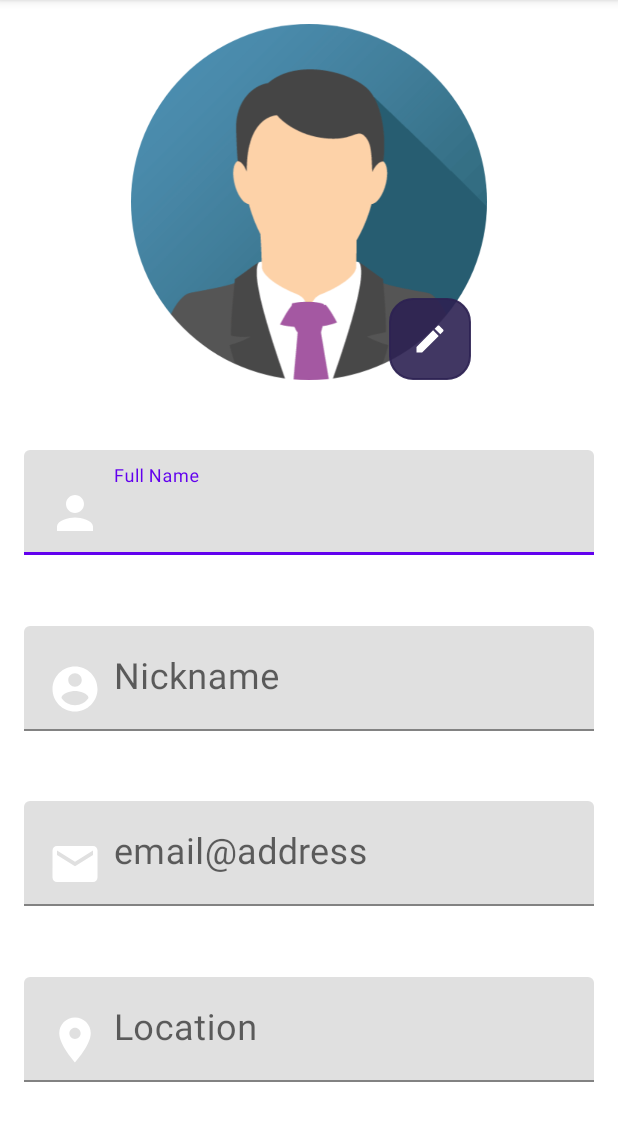
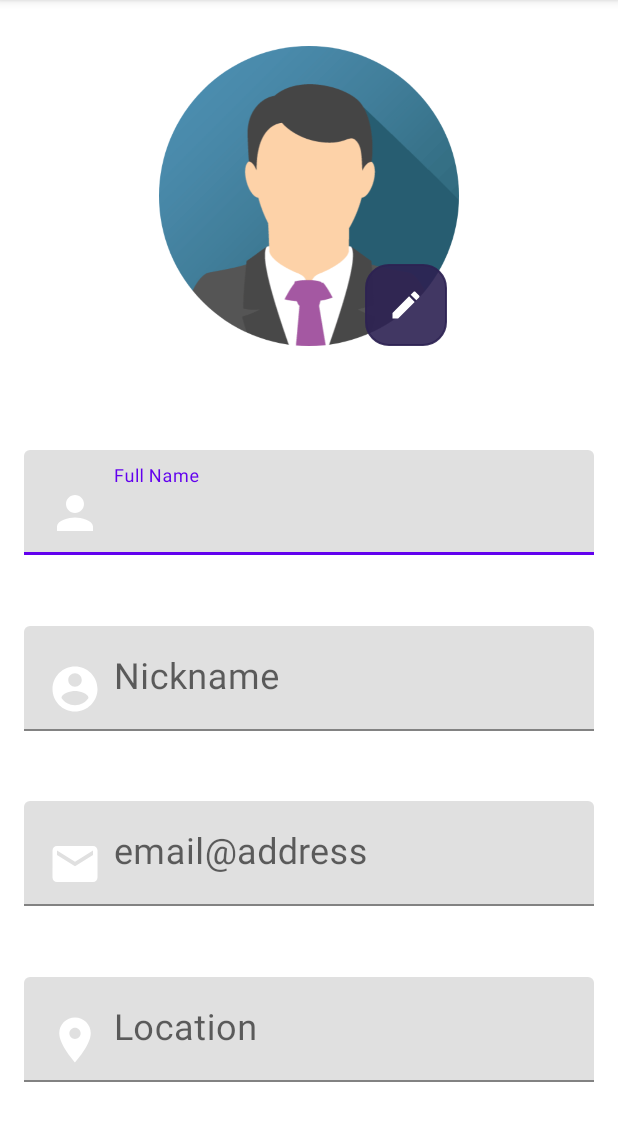
Before and after one commit to peppehermes/splinter-sell, an Android app: the fragment EditProfile shown on its own in the app's theme, on a phone screen of 412 x 824 dp, the part 84-1225 px from its top. Run offline under Robolectric (Android 15) with nearby library versions, the phone set to English and light mode, and no system bars.

Commit message:
Added ScrollView to EditProfile views.

```diff
--- a/app/src/main/res/layout-land/fragment_edit_profile.xml
+++ b/app/src/main/res/layout-land/fragment_edit_profile.xml
@@ -1,9 +1,17 @@
 <?xml version="1.0" encoding="utf-8"?>
-<androidx.constraintlayout.widget.ConstraintLayout xmlns:android="http://schemas.android.com/apk/res/android"
+
+<ScrollView xmlns:android="http://schemas.android.com/apk/res/android"
     xmlns:app="http://schemas.android.com/apk/res-auto"
     xmlns:tools="http://schemas.android.com/tools"
+    android:layout_height="match_parent"
     android:layout_width="match_parent"
-    android:layout_height="match_parent"
+    android:id="@+id/scroll_edit_profile"
+    android:fillViewport="true"
+    >
+
+<androidx.constraintlayout.widget.ConstraintLayout
+    android:layout_width="match_parent"
+    android:layout_height="wrap_content"
     tools:context=".ui.profile_edit.EditProfile">
 
     <androidx.constraintlayout.widget.Guideline
@@ -53,9 +61,7 @@
             android:hint="@string/fname"
             android:importantForAutofill="no"
             android:inputType="textPersonName"
-            android:textColor="@color/white_FOCUS"
-            android:textColorHint="@color/second_grey_ACTIVE_UNFOCUS"
-            android:textSize="16sp" />
+            android:textSize="24sp" />
 
 
     </com.google.android.material.textfield.TextInputLayout>
@@ -82,9 +88,7 @@
             android:hint="@string/nick"
             android:importantForAutofill="no"
             android:inputType="text"
-            android:textColor="@color/white_FOCUS"
-            android:textColorHint="@color/second_grey_ACTIVE_UNFOCUS"
-            android:textSize="16sp" />
+            android:textSize="24sp" />
 
 
     </com.google.android.material.textfield.TextInputLayout>
@@ -112,9 +116,7 @@
             android:hint="@string/mail"
             android:importantForAutofill="no"
             android:inputType="textEmailAddress"
-            android:textColor="@color/white_FOCUS"
-            android:textColorHint="@color/second_grey_ACTIVE_UNFOCUS"
-            android:textSize="16sp" />
+            android:textSize="24sp" />
 
     </com.google.android.material.textfield.TextInputLayout>
 
@@ -140,9 +142,7 @@
             android:hint="@string/location"
             android:importantForAutofill="no"
             android:inputType="textAutoCorrect|text|textAutoComplete|textPostalAddress"
-            android:textColor="@color/white_FOCUS"
-            android:textColorHint="@color/second_grey_ACTIVE_UNFOCUS"
-            android:textSize="16sp"
+            android:textSize="24sp"
             app:autoSizeTextType="uniform" />
 
 
@@ -166,3 +166,5 @@
         app:layout_constraintVertical_bias="0.944" />
 
 </androidx.constraintlayout.widget.ConstraintLayout>
+
+</ScrollView>
--- a/app/src/main/res/layout/fragment_edit_profile.xml
+++ b/app/src/main/res/layout/fragment_edit_profile.xml
@@ -1,9 +1,17 @@
 <?xml version="1.0" encoding="utf-8"?>
-<androidx.constraintlayout.widget.ConstraintLayout xmlns:android="http://schemas.android.com/apk/res/android"
+
+
+<ScrollView xmlns:android="http://schemas.android.com/apk/res/android"
     xmlns:app="http://schemas.android.com/apk/res-auto"
     xmlns:tools="http://schemas.android.com/tools"
+    android:layout_height="match_parent"
     android:layout_width="match_parent"
-    android:layout_height="match_parent"
+    android:id="@+id/scroll_edit_profile"
+    android:fillViewport="true">
+
+<androidx.constraintlayout.widget.ConstraintLayout
+    android:layout_width="match_parent"
+    android:layout_height="wrap_content"
     tools:context=".ui.profile_edit.EditProfile">
 
     <androidx.constraintlayout.widget.Guideline
@@ -15,6 +23,21 @@
         app:layout_constraintGuide_begin="0dp"
         app:layout_constraintGuide_percent="0.33"
         app:layout_constraintStart_toStartOf="parent" />
+
+
+    <ImageView
+        android:id="@+id/profile_photo"
+        android:layout_width="0dp"
+        android:layout_height="200dp"
+        android:layout_marginTop="16dp"
+        android:layout_marginBottom="8dp"
+        android:contentDescription="@string/profile_photo"
+        app:layout_constraintBottom_toTopOf="@+id/guideline_top"
+        app:layout_constraintDimensionRatio="1"
+        app:layout_constraintEnd_toEndOf="parent"
+        app:layout_constraintStart_toStartOf="parent"
+        app:layout_constraintTop_toTopOf="parent"
+        app:srcCompat="@drawable/img_avatar" />
 
 
     <com.google.android.material.textfield.TextInputLayout
@@ -39,8 +62,6 @@
             android:hint="@string/fname"
             android:importantForAutofill="no"
             android:inputType="textPersonName"
-            android:textColor="@color/white_FOCUS"
-            android:textColorHint="@color/second_grey_ACTIVE_UNFOCUS"
             android:textSize="24sp"/>
 
 
@@ -69,8 +90,6 @@
             android:hint="@string/nick"
             android:importantForAutofill="no"
             android:inputType="textShortMessage|text"
-            android:textColor="@color/white_FOCUS"
-            android:textColorHint="@color/second_grey_ACTIVE_UNFOCUS"
             android:textSize="24sp"
             />
 
@@ -101,8 +120,6 @@
             android:hint="@string/mail"
             android:importantForAutofill="no"
             android:inputType="textEmailAddress"
-            android:textColor="@color/white_FOCUS"
-            android:textColorHint="@color/second_grey_ACTIVE_UNFOCUS"
             android:textSize="24sp"/>
 
     </com.google.android.material.textfield.TextInputLayout>
@@ -131,27 +148,10 @@
             android:hint="@string/location"
             android:importantForAutofill="no"
             android:inputType="textAutoCorrect|textAutoComplete|textPostalAddress"
-            android:textColor="@color/white_FOCUS"
-            android:textColorHint="@color/second_grey_ACTIVE_UNFOCUS"
             android:textSize="24sp" />
 
 
     </com.google.android.material.textfield.TextInputLayout>
-
-
-
-    <ImageView
-        android:id="@+id/profile_photo"
-        android:layout_width="0dp"
-        android:layout_height="0dp"
-        android:layout_marginTop="16dp"
-        android:contentDescription="@string/profile_photo"
-        app:layout_constraintBottom_toTopOf="@+id/guideline_top"
-        app:layout_constraintDimensionRatio="1"
-        app:layout_constraintEnd_toEndOf="parent"
-        app:layout_constraintStart_toStartOf="parent"
-        app:layout_constraintTop_toTopOf="parent"
-        app:srcCompat="@drawable/img_avatar" />
 
     <ImageButton
         android:id="@+id/select_photo"
@@ -170,3 +170,5 @@
         app:layout_constraintVertical_bias="1.0" />
 
 </androidx.constraintlayout.widget.ConstraintLayout>
+
+</ScrollView>
--- a/app/src/main/res/values/colors.xml
+++ b/app/src/main/res/values/colors.xml
@@ -1,9 +1,13 @@
 <?xml version="1.0" encoding="utf-8"?>
 <resources>
     <color name="colorPrimary">#6200EE</color>
-    <color name="colorPrimaryDark">#2F009A</color>
+    <color name="colorPrimaryDark">#0400BA</color>
     <color name="colorPrimaryDarker">#340073</color>
+    <color name="colorPrimaryLight">#9E47FF</color>
+    <color name="colorOnPrimary">#FFFFFF</color>
+    <color name="colorOnBackground">#000000</color>
     <color name="colorAccent">#536DFE</color>
+    <color name="colorSecondary">#03DAC6</color>
     <color name="colorDatePicker">#4209A6</color>
     <color name="backgroundDark">#3A3A3A</color>
 
```
